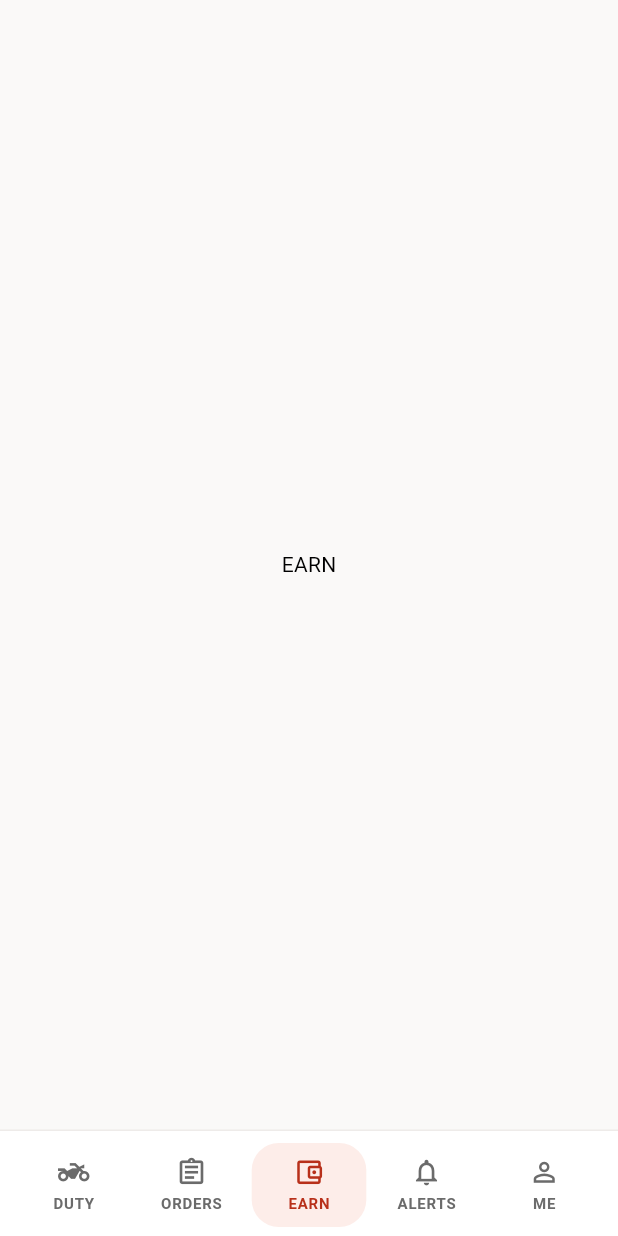
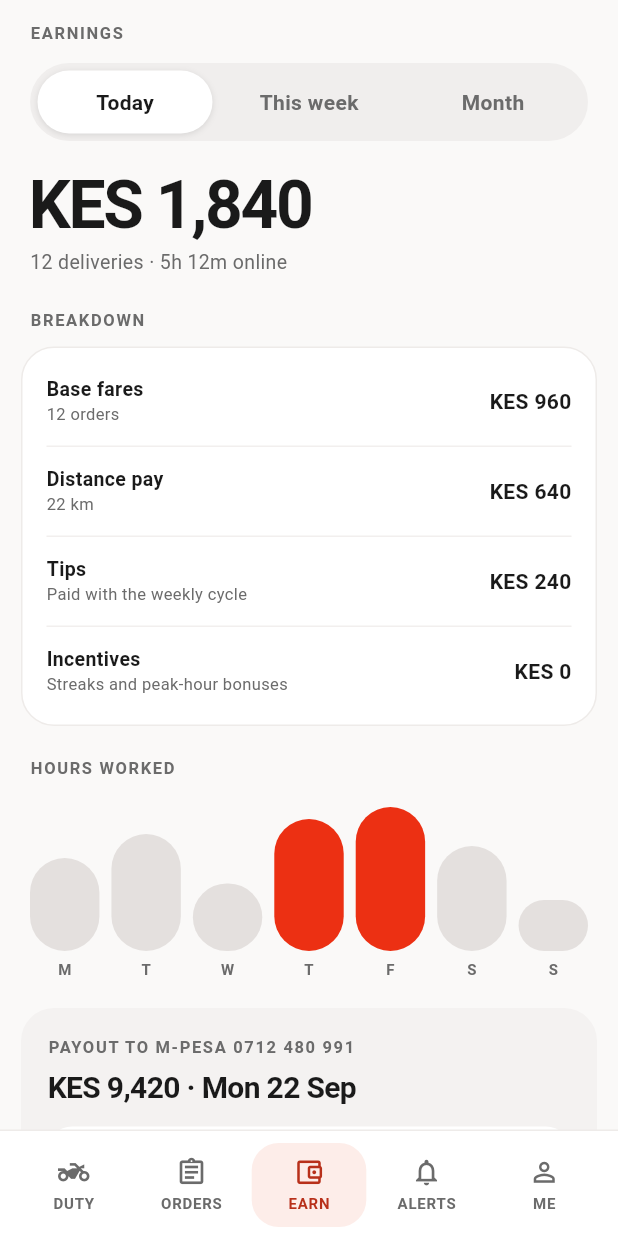
Before and after one commit to harrakaquick-dotcom/Delivery_app, a Flutter app: the MainShell screen opened by its route, item 3 of the bottom bar chosen, on a phone screen of 412 x 824 dp. Run offline on Flutter 3.47's test engine with Material 3 defaults, Android fonts, the phone set to English and light mode, and no system bars; our stand-ins replace flutter_riverpod, flutter_svg; Roboto replaces fonts that are missing (Archivo).

Commit message:
Add earnings screen with range tabs and hours chart
Co-Authored-By: Claude Sonnet 5 <noreply@anthropic.com>

```diff
--- /dev/null
+++ b/lib/features/earnings/data/sample_earnings.dart
@@ -0,0 +1,47 @@
+import '../domain/entities/earnings_summary.dart';
+
+/// Demo earnings per range.
+const Map<EarningsRange, EarningsSummary> sampleEarnings = {
+  EarningsRange.today: EarningsSummary(
+    total: 'KES 1,840',
+    meta: '12 deliveries · 5h 12m online',
+    lines: [
+      EarningLine('Base fares', '12 orders', 'KES 960'),
+      EarningLine('Distance pay', '22 km', 'KES 640'),
+      EarningLine('Tips', 'Paid with the weekly cycle', 'KES 240'),
+      EarningLine('Incentives', 'Streaks and peak-hour bonuses', 'KES 0'),
+    ],
+  ),
+  EarningsRange.week: EarningsSummary(
+    total: 'KES 9,420',
+    meta: '78 deliveries · 41h 20m online',
+    lines: [
+      EarningLine('Base fares', '78 orders', 'KES 6,240'),
+      EarningLine('Distance pay', '164 km', 'KES 2,180'),
+      EarningLine('Tips', 'Paid with the weekly cycle', 'KES 760'),
+      EarningLine('Incentives', 'Streaks and peak-hour bonuses', 'KES 240'),
+    ],
+  ),
+  EarningsRange.month: EarningsSummary(
+    total: 'KES 38,260',
+    meta: '213 deliveries · 4 payouts',
+    lines: [
+      EarningLine('Base fares', '213 orders', 'KES 25,560'),
+      EarningLine('Distance pay', '486 km', 'KES 9,120'),
+      EarningLine('Tips', 'Paid with the weekly cycle', 'KES 3,180'),
+      EarningLine('Incentives', 'Streaks and peak-hour bonuses', 'KES 400'),
+    ],
+  ),
+};
+
+const List<HoursBar> sampleHoursWorked = [
+  HoursBar('M', 62),
+  HoursBar('T', 78),
+  HoursBar('W', 45),
+  HoursBar('T', 88),
+  HoursBar('F', 96),
+  HoursBar('S', 70),
+  HoursBar('S', 34),
+];
+
+const String sampleNextPayout = 'KES 9,420 · Mon 22 Sep';
--- /dev/null
+++ b/lib/features/earnings/domain/entities/earnings_summary.dart
@@ -0,0 +1,43 @@
+/// Time window shown on the earnings screen.
+enum EarningsRange {
+  today('Today'),
+  week('This week'),
+  month('Month');
+
+  const EarningsRange(this.label);
+
+  final String label;
+}
+
+/// One line of the earnings breakdown.
+class EarningLine {
+  const EarningLine(this.label, this.meta, this.value);
+
+  final String label;
+  final String meta;
+  final String value;
+}
+
+/// Totals and breakdown for one [EarningsRange].
+class EarningsSummary {
+  const EarningsSummary({
+    required this.total,
+    required this.meta,
+    required this.lines,
+  });
+
+  final String total;
+  final String meta;
+  final List<EarningLine> lines;
+}
+
+/// One day in the hours-worked chart.
+class HoursBar {
+  const HoursBar(this.day, this.percent);
+
+  final String day;
+  final int percent;
+
+  /// Peak days are drawn in red.
+  bool get isPeak => percent > 85;
+}
--- /dev/null
+++ b/lib/features/earnings/presentation/providers/earnings_providers.dart
@@ -0,0 +1,8 @@
+import 'package:flutter_riverpod/flutter_riverpod.dart';
+
+import '../../domain/entities/earnings_summary.dart';
+
+/// Selected earnings window.
+final earningsRangeProvider = StateProvider<EarningsRange>(
+  (ref) => EarningsRange.today,
+);
--- /dev/null
+++ b/lib/features/earnings/presentation/screens/earnings_screen.dart
@@ -0,0 +1,257 @@
+import 'package:flutter/material.dart';
+import 'package:flutter_riverpod/flutter_riverpod.dart';
+
+import '../../../../core/constants/app_colors.dart';
+import '../../../../core/constants/app_spacing.dart';
+import '../../../../core/constants/app_text_styles.dart';
+import '../../../../core/providers/session_providers.dart';
+import '../../../../core/widgets/app_card.dart';
+import '../../../../core/widgets/pill_tabs.dart';
+import '../../../../core/widgets/section_label.dart';
+import '../../data/sample_earnings.dart';
+import '../../domain/entities/earnings_summary.dart';
+import '../providers/earnings_providers.dart';
+
+/// Earnings tab: today / week / month with peak days in red.
+class EarningsScreen extends ConsumerWidget {
+  const EarningsScreen({super.key});
+
+  @override
+  Widget build(BuildContext context, WidgetRef ref) {
+    final range = ref.watch(earningsRangeProvider);
+    final summary = sampleEarnings[range]!;
+    final agent = ref.watch(agentProvider);
+
+    return ListView(
+      padding: const EdgeInsets.only(bottom: 22),
+      children: [
+        Padding(
+          padding: const EdgeInsets.fromLTRB(20, 14, 20, 0),
+          child: Column(
+            crossAxisAlignment: CrossAxisAlignment.start,
+            children: [
+              const SectionLabel('Earnings'),
+              const SizedBox(height: 12),
+              PillTabs(
+                options: [for (final r in EarningsRange.values) r.label],
+                selected: range.label,
+                height: 42,
+                onChanged: (label) =>
+                    ref
+                        .read(earningsRangeProvider.notifier)
+                        .state = EarningsRange.values.firstWhere(
+                      (r) => r.label == label,
+                    ),
+              ),
+              const SizedBox(height: 20),
+              Text(
+                summary.total,
+                style: AppTextStyles.displayLarge.copyWith(
+                  height: 1.05,
+                  letterSpacing: -0.035 * 44,
+                ),
+              ),
+              const SizedBox(height: 5),
+              Text(
+                summary.meta,
+                style: AppTextStyles.bodyMedium.copyWith(
+                  fontSize: 13,
+                  height: 1.5,
+                ),
+              ),
+            ],
+          ),
+        ),
+        Padding(
+          padding: const EdgeInsets.fromLTRB(14, 20, 14, 0),
+          child: Column(
+            crossAxisAlignment: CrossAxisAlignment.start,
+            children: [
+              const Padding(
+                padding: EdgeInsets.only(left: 6),
+                child: SectionLabel('Breakdown'),
+              ),
+              const SizedBox(height: 10),
+              AppCard(
+                radius: 22,
+                padding: const EdgeInsets.symmetric(
+                  horizontal: 16,
+                  vertical: 6,
+                ),
+                child: Column(
+                  children: [
+                    for (var i = 0; i < summary.lines.length; i++)
+                      _BreakdownRow(
+                        line: summary.lines[i],
+                        divider: i < summary.lines.length - 1,
+                      ),
+                  ],
+                ),
+              ),
+            ],
+          ),
+        ),
+        const Padding(
+          padding: EdgeInsets.fromLTRB(20, 20, 20, 0),
+          child: _HoursChart(bars: sampleHoursWorked),
+        ),
+        Padding(
+          padding: const EdgeInsets.fromLTRB(14, 20, 14, 0),
+          child: _PayoutCard(mpesa: agent.mpesa),
+        ),
+      ],
+    );
+  }
+}
+
+/// One breakdown line: label and meta on the left, value on the right.
+class _BreakdownRow extends StatelessWidget {
+  const _BreakdownRow({required this.line, required this.divider});
+
+  final EarningLine line;
+  final bool divider;
+
+  @override
+  Widget build(BuildContext context) {
+    return Container(
+      padding: const EdgeInsets.symmetric(vertical: 13),
+      decoration: BoxDecoration(
+        border: divider
+            ? const Border(bottom: BorderSide(color: Color(0xFFF2EFEE)))
+            : null,
+      ),
+      child: Row(
+        children: [
+          Expanded(
+            child: Column(
+              crossAxisAlignment: CrossAxisAlignment.start,
+              children: [
+                Text(line.label, style: AppTextStyles.titleSmall),
+                Text(
+                  line.meta,
+                  style: AppTextStyles.caption.copyWith(
+                    fontSize: 11,
+                    height: 1.45,
+                  ),
+                ),
+              ],
+            ),
+          ),
+          const SizedBox(width: 12),
+          Text(line.value, style: AppTextStyles.title.copyWith(height: 1)),
+        ],
+      ),
+    );
+  }
+}
+
+/// Seven pill bars for hours worked; peak days in red.
+class _HoursChart extends StatelessWidget {
+  const _HoursChart({required this.bars});
+
+  final List<HoursBar> bars;
+
+  @override
+  Widget build(BuildContext context) {
+    return Column(
+      crossAxisAlignment: CrossAxisAlignment.start,
+      children: [
+        const SectionLabel('Hours worked'),
+        const SizedBox(height: 14),
+        SizedBox(
+          height: 100,
+          child: Row(
+            crossAxisAlignment: CrossAxisAlignment.end,
+            children: [
+              for (var i = 0; i < bars.length; i++) ...[
+                if (i > 0) const SizedBox(width: 8),
+                Expanded(
+                  child: FractionallySizedBox(
+                    heightFactor: bars[i].percent / 100,
+                    alignment: Alignment.bottomCenter,
+                    child: Container(
+                      decoration: BoxDecoration(
+                        color: bars[i].isPeak
+                            ? AppColors.primary
+                            : const Color(0xFFE4E0DE),
+                        borderRadius: BorderRadius.circular(
+                          AppSpacing.radiusPill,
+                        ),
+                      ),
+                    ),
+                  ),
+                ),
+              ],
+            ],
+          ),
+        ),
+        const SizedBox(height: 8),
+        Row(
+          children: [
+            for (var i = 0; i < bars.length; i++) ...[
+              if (i > 0) const SizedBox(width: 8),
+              Expanded(
+                child: Text(
+                  bars[i].day,
+                  textAlign: TextAlign.center,
+                  style: AppTextStyles.chip.copyWith(letterSpacing: 0),
+                ),
+              ),
+            ],
+          ],
+        ),
+      ],
+    );
+  }
+}
+
+/// Upcoming payout with a statement download.
+class _PayoutCard extends StatelessWidget {
+  const _PayoutCard({required this.mpesa});
+
+  final String mpesa;
+
+  @override
+  Widget build(BuildContext context) {
+    return Container(
+      padding: const EdgeInsets.all(18),
+      decoration: BoxDecoration(
+        color: AppColors.surface,
+        borderRadius: BorderRadius.circular(22),
+      ),
+      child: Column(
+        crossAxisAlignment: CrossAxisAlignment.start,
+        children: [
+          SectionLabel('Payout to M-Pesa $mpesa'),
+          const SizedBox(height: 7),
+          Text(
+            sampleNextPayout,
+            style: AppTextStyles.headingLarge.copyWith(
+              fontSize: 20,
+              height: 1.2,
+            ),
+          ),
+          const SizedBox(height: 14),
+          Material(
+            color: Colors.white,
+            borderRadius: BorderRadius.circular(16),
+            child: InkWell(
+              onTap: () {},
+              borderRadius: BorderRadius.circular(16),
+              child: Container(
+                height: 46,
+                width: double.infinity,
+                alignment: Alignment.centerLeft,
+                padding: const EdgeInsets.symmetric(horizontal: 18),
+                child: const Text(
+                  'Download statement',
+                  style: AppTextStyles.titleSmall,
+                ),
+              ),
+            ),
+          ),
+        ],
+      ),
+    );
+  }
+}
--- a/lib/features/shell/presentation/screens/main_shell.dart
+++ b/lib/features/shell/presentation/screens/main_shell.dart
@@ -8,6 +8,7 @@ import '../../../../core/providers/session_providers.dart';
 import '../../../../core/routing/route_names.dart';
 import '../../../duty/domain/entities/duty_summary.dart';
 import '../../../duty/presentation/screens/duty_home_screen.dart';
+import '../../../earnings/presentation/screens/earnings_screen.dart';
 import '../../../orders/presentation/screens/orders_screen.dart';
 
 /// Tab shell holding the five main screens behind the bottom bar.
@@ -47,7 +48,8 @@ class MainShell extends ConsumerWidget {
                   Navigator.of(context).pushNamed(RouteNames.request),
             ),
             const OrdersScreen(),
-            for (final t in _tabs.skip(2)) Center(child: Text(t.label)),
+            const EarningsScreen(),
+            for (final t in _tabs.skip(3)) Center(child: Text(t.label)),
           ],
         ),
       ),
```
Also changed, not shown: 1 other file.
